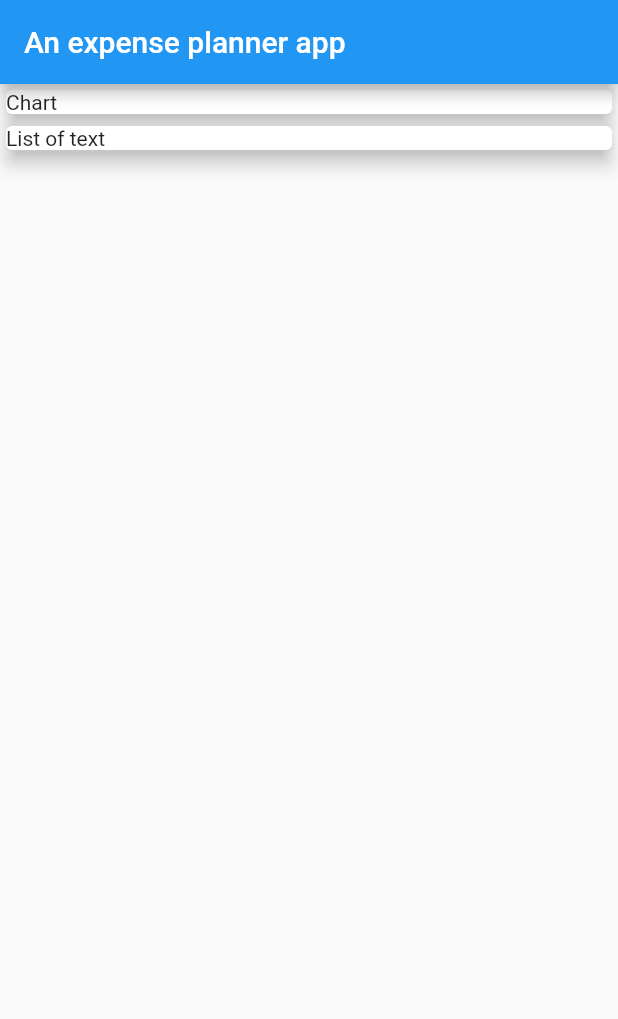
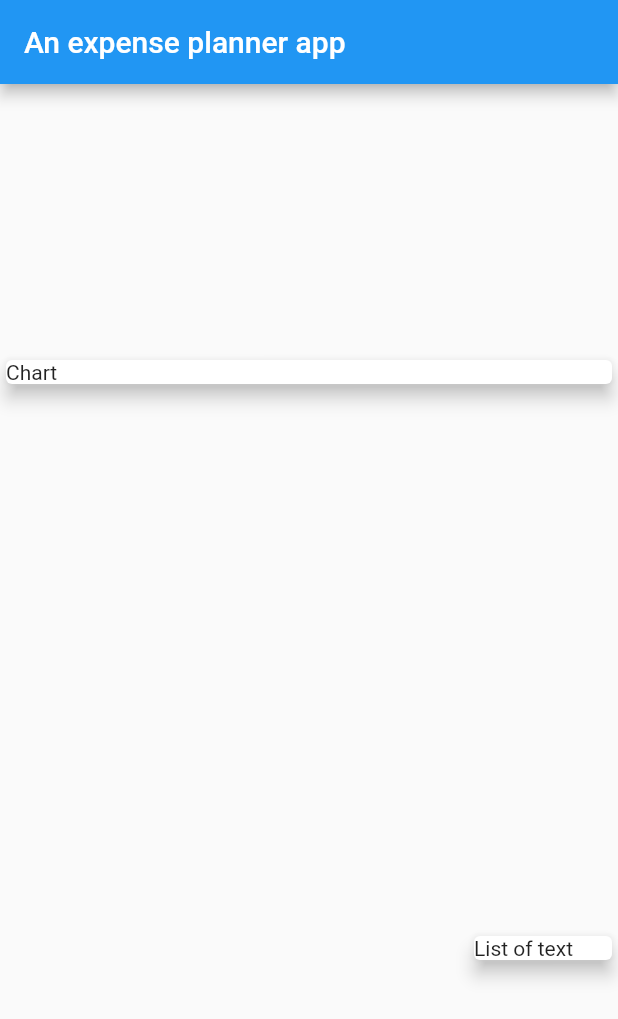
Before and after one commit to nmint8m/learn-flutter, a Flutter app: the screen it shows after launch, on a phone screen of 412 x 824 dp. Shown: the top 1019 px of the screen. Run offline on Flutter 3.47's test engine with Material 2 defaults, Android fonts, the phone set to English and light mode, and no system bars; missing offline and left inert: assignment_one.

Commit message:
Understanding Column Alignment

```diff
--- a/a_expense_planner_app/lib/main.dart
+++ b/a_expense_planner_app/lib/main.dart
@@ -26,7 +26,10 @@ class MyHomePage extends StatelessWidget {
       appBar: AppBar(
         title: Text('An expense planner app'),
       ),
-      body: Column(children: <Widget>[
+      body: Column(
+        mainAxisAlignment: MainAxisAlignment.spaceAround,
+        crossAxisAlignment: CrossAxisAlignment.end,
+        children: <Widget>[
           Card(
             child: Container(
               width: double.infinity,
@@ -35,13 +38,14 @@ class MyHomePage extends StatelessWidget {
             elevation: 5,
           ),
           Container(
-          width: double.infinity,
+            width: 100,
             child: Card(
               child: Text('List of text'),
               elevation: 5,
             ),
           ),
-      ]),
+        ],
+      ),
     );
   }
 }
```
Lines whose indentation alone changed are shown as unchanged.
